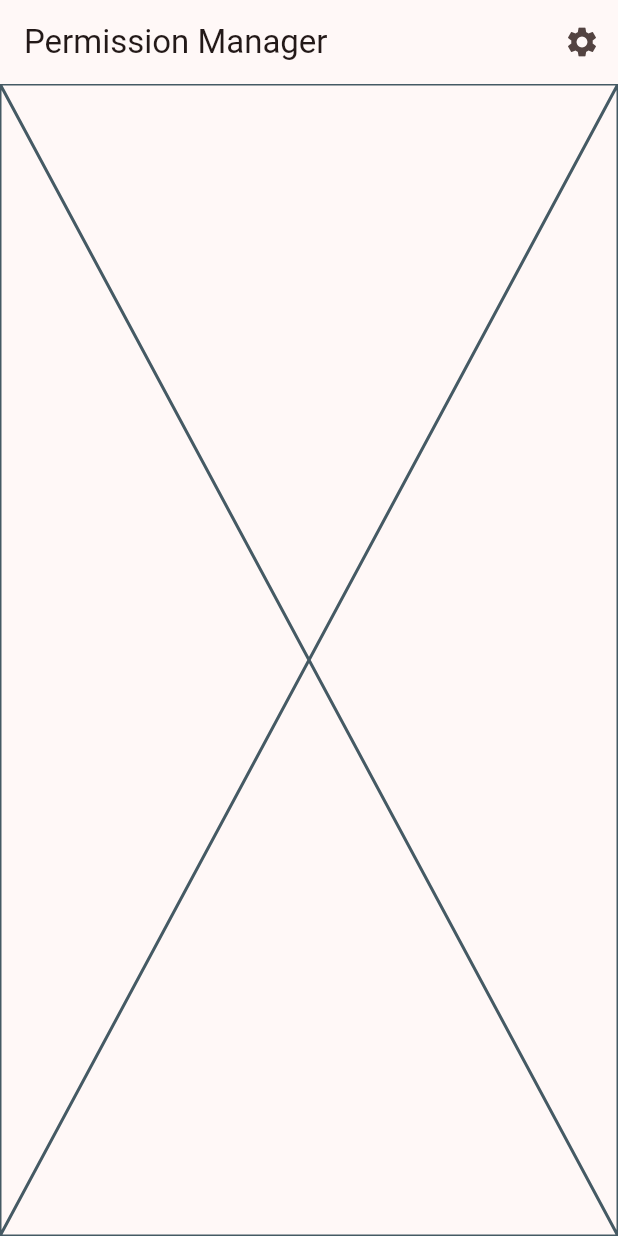
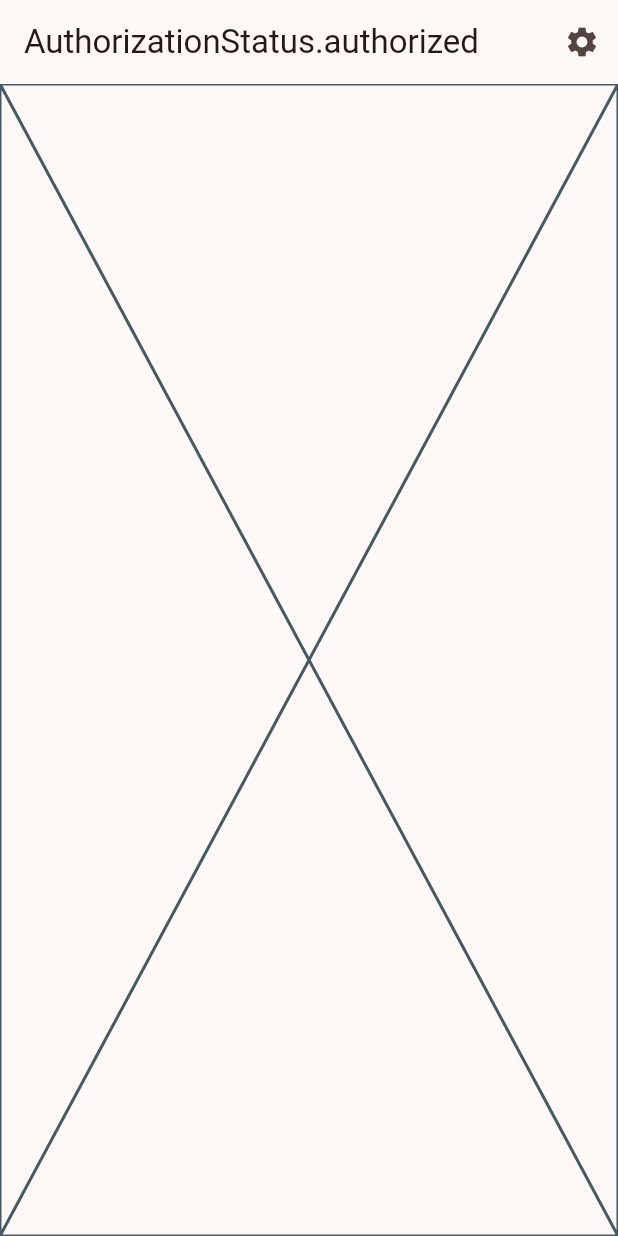
Before and after one commit to specktro/Flutter-PushApp, a Flutter app: the screen it shows after launch, after a tap on the "settings" icon, on a phone screen of 412 x 824 dp. Run offline on Flutter 3.47's test engine with Material 3 defaults, Android fonts, the phone set to English and light mode, and no system bars; our stand-ins replace equatable, firebase_core, firebase_messaging, flutter_bloc, go_router; accounts and stored records are empty.

Commit message:
feat: integrate Firebase Messaging for notifications and update project configuration

```diff
--- a/lib/main.dart
+++ b/lib/main.dart
@@ -4,14 +4,13 @@ import 'package:push_app/config/router/app_router.dart';
 import 'package:push_app/config/theme/app_theme.dart';
 import 'package:push_app/presentation/blocs/notifications/notifications_bloc.dart';
 
-void main() {
+void main() async {
+  WidgetsFlutterBinding.ensureInitialized();
+  await NotificationsBloc.initializeFirebaseNotifications();
+
   runApp(
     MultiBlocProvider(
-      providers: [
-        BlocProvider(
-          create: (context) => NotificationsBloc(),
-        ),
-      ],
+      providers: [BlocProvider(create: (context) => NotificationsBloc())],
       child: const MainApp(),
     ),
   );
--- a/lib/presentation/blocs/notifications/notifications_bloc.dart
+++ b/lib/presentation/blocs/notifications/notifications_bloc.dart
@@ -1,10 +1,43 @@
+import 'package:firebase_core/firebase_core.dart';
 import 'package:flutter_bloc/flutter_bloc.dart';
 import 'package:equatable/equatable.dart';
 import 'package:firebase_messaging/firebase_messaging.dart';
+import 'package:push_app/firebase_options.dart';
 
 part 'notifications_event.dart';
 part 'notifications_state.dart';
 
 class NotificationsBloc extends Bloc<NotificationsEvent, NotificationsState> {
-  NotificationsBloc() : super(const NotificationsState());
+  FirebaseMessaging messaging = FirebaseMessaging.instance;
+
+  NotificationsBloc() : super(const NotificationsState()) {
+    on<NotificationStatusChanged>(_notificationStatusChanged);
+  }
+
+  static Future<void> initializeFirebaseNotifications() async {
+    await Firebase.initializeApp(
+      options: DefaultFirebaseOptions.currentPlatform,
+    );
+  }
+
+  void _notificationStatusChanged(
+    NotificationStatusChanged event,
+    Emitter<NotificationsState> emit,
+  ) {
+    emit(state.copyWith(status: event.status));
+  }
+
+  void requestPermissions() async {
+    NotificationSettings settings = await messaging.requestPermission(
+      alert: true,
+      announcement: false,
+      badge: true,
+      carPlay: false,
+      criticalAlert: false,
+      provisional: false,
+      sound: true,
+    );
+
+    add(NotificationStatusChanged(settings.authorizationStatus));
+  }
 }
--- a/lib/presentation/blocs/notifications/notifications_event.dart
+++ b/lib/presentation/blocs/notifications/notifications_event.dart
@@ -1,8 +1,11 @@
 part of 'notifications_bloc.dart';
 
-sealed class NotificationsEvent extends Equatable {
+sealed class NotificationsEvent {
   const NotificationsEvent();
+}
 
-  @override
-  List<Object> get props => [];
+class NotificationStatusChanged extends NotificationsEvent {
+  final AuthorizationStatus status;
+
+  NotificationStatusChanged(this.status);
 }
--- a/lib/presentation/screens/home_screen.dart
+++ b/lib/presentation/screens/home_screen.dart
@@ -1,4 +1,6 @@
 import 'package:flutter/material.dart';
+import 'package:flutter_bloc/flutter_bloc.dart';
+import 'package:push_app/presentation/blocs/notifications/notifications_bloc.dart';
 
 class HomeScreen extends StatelessWidget {
   const HomeScreen({super.key});
@@ -7,9 +9,16 @@ class HomeScreen extends StatelessWidget {
   Widget build(BuildContext context) {
     return Scaffold(
       appBar: AppBar(
-        title: const Text('Permission Manager'),
+        title: context.select(
+          (NotificationsBloc bloc) => Text('${bloc.state.status}'),
+        ),
         actions: [
-          IconButton(icon: const Icon(Icons.settings), onPressed: () {}),
+          IconButton(
+            icon: const Icon(Icons.settings),
+            onPressed: () {
+              context.read<NotificationsBloc>().requestPermissions();
+            },
+          ),
         ],
       ),
       body: const _HomeView(),
--- a/pubspec.yaml
+++ b/pubspec.yaml
@@ -8,6 +8,7 @@ environment:
 
 dependencies:
   equatable: ^2.0.7
+  firebase_core: ^3.15.1
   firebase_messaging: ^15.2.9
   flutter:
     sdk: flutter
```
Also changed, not shown: firebase.json (added), lib/firebase_options.dart (added), pubspec.lock, 3 other files.
